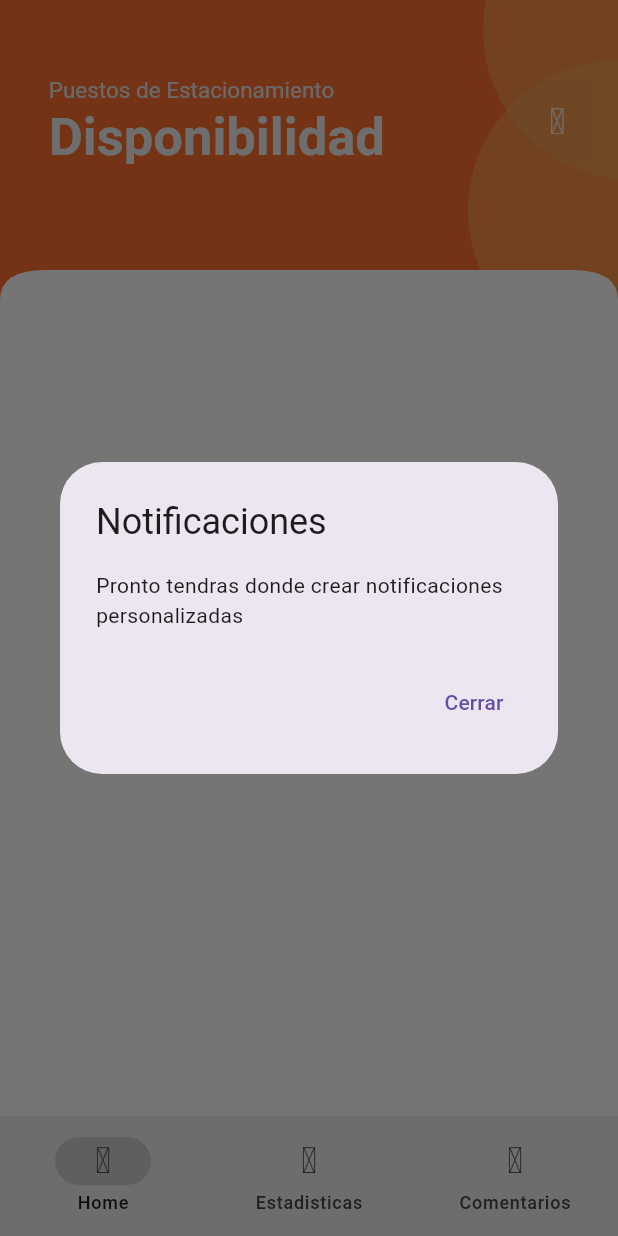
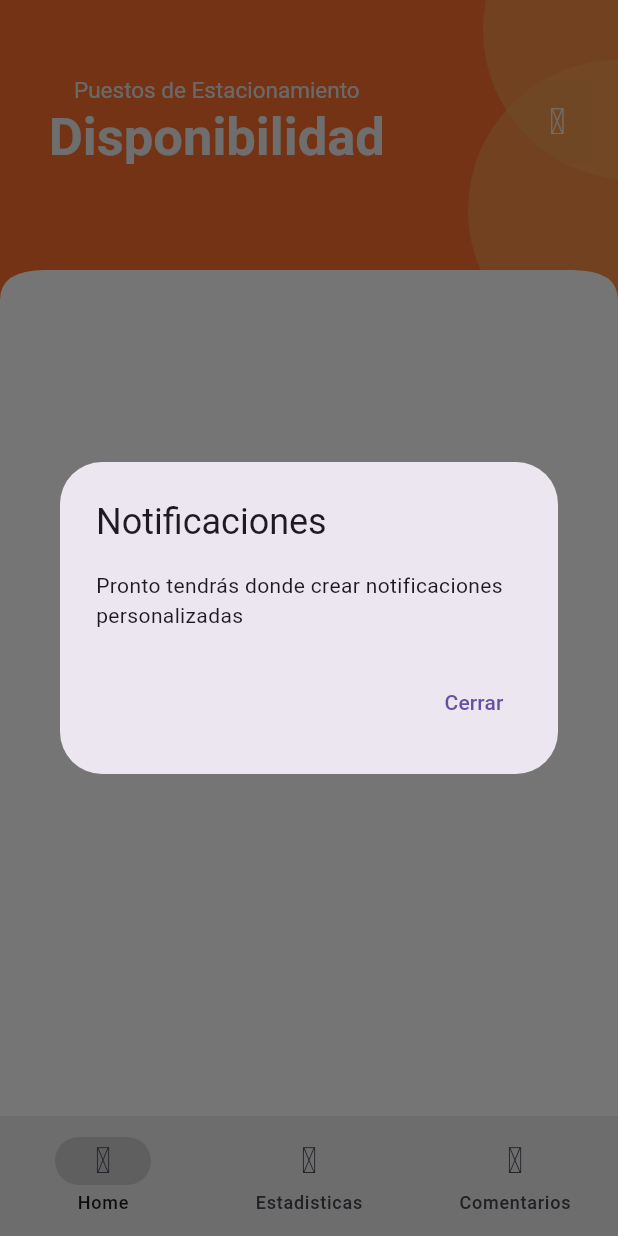
Before and after one commit to jesusmachta/U-Park, a Flutter app: the screen it shows after launch, after a tap on an icon or button, on a phone screen of 412 x 824 dp. Run offline on Flutter 3.47's test engine with Material 3 defaults, Android fonts, the light colour scheme and no system bars; our stand-ins replace fl_chart, get, iconsax_flutter, supabase_flutter; accounts and stored records are empty.

Commit message:
arregle estadisticas y el front del main

```diff
--- a/lib/views/Widgets/parking_percentage_card.dart
+++ b/lib/views/Widgets/parking_percentage_card.dart
@@ -75,8 +75,9 @@ class ParkingPercentageCard extends StatelessWidget {
 
   // Método para calcular el porcentaje
   double calculatePercentage() {
+      int validCars = currentCars > totalSpots ? totalSpots : currentCars; // Validar que los carros no superen los puestos
     if (totalSpots == 0) return 0; // Evitar división por cero
-    return (currentCars / totalSpots) * 100;
+    return (validCars / totalSpots) * 100;
   }
 
   @override
--- a/lib/views/comments_screen.dart
+++ b/lib/views/comments_screen.dart
@@ -32,7 +32,7 @@ class CommentsScreen extends StatelessWidget {
                           children: [
                             CustomAppbar(
                                 title: Column(
-                                  crossAxisAlignment: CrossAxisAlignment.start,
+                                  crossAxisAlignment: CrossAxisAlignment.center,
                                   children: [
                                     Text(
                                       "Feedback",
--- a/lib/views/home_screen.dart
+++ b/lib/views/home_screen.dart
@@ -12,7 +12,7 @@ class HomeScreen extends StatelessWidget {
   HomeScreen({super.key});
 
   final ParkingLotController controller = ParkingLotController();
-  // Dentro del body del widget debes tener un StreamBuilder para que se actualice segun los datos recibidos en tiempo real
+  // Dentro del body del widget debes tener un StreamBuilder para que se actualice según los datos recibidos en tiempo real
   // Este StreamBuilder debe tener la siguiente variable del controlador para obtener los datos
   // stream: controller.getParkingLots(),
 
@@ -20,10 +20,10 @@ class HomeScreen extends StatelessWidget {
   Widget build(BuildContext context) {
     return Scaffold(
       backgroundColor: Colors.white,
-        body: SingleChildScrollView(
-            child: Column(
+      body: Column(
+        // Se cambia a `Column` para manejar la estructura principal
         children: [
-            // Header
+          // Header (Encabezado fijo, no hace scroll)
           ClipPath(
             clipper: CustomCurvedEdges(),
             child: Container(
@@ -42,14 +42,13 @@ class HomeScreen extends StatelessWidget {
                       children: [
                         CustomAppbar(
                           title: const Column(
-                                  crossAxisAlignment: CrossAxisAlignment.start,
+                            crossAxisAlignment: CrossAxisAlignment.center,
                             children: [
                               Text(
                                 "Puestos de Estacionamiento",
                                 style: TextStyle(
                                   fontSize: 15.0,
-                                        color:
-                                            Color.fromARGB(255, 231, 229, 229),
+                                  color: Color.fromARGB(255, 231, 229, 229),
                                 ),
                               ),
                               Text(
@@ -57,8 +56,7 @@ class HomeScreen extends StatelessWidget {
                                 style: TextStyle(
                                   fontSize: 35.0,
                                   fontWeight: FontWeight.bold,
-                                        color:
-                                            Color.fromARGB(255, 241, 239, 239),
+                                  color: Color.fromARGB(255, 241, 239, 239),
                                 ),
                               )
                             ],
@@ -67,14 +65,12 @@ class HomeScreen extends StatelessWidget {
                             IconButton(
                               onPressed: () {
                                 showDialog(
-                                          // filter: ImageFilter.blur(sigmaX: 6, sigmaY: 6),
                                   context: context,
                                   builder: (BuildContext context) {
                                     return AlertDialog(
-                                              title:
-                                                  const Text('Notificaciones'),
+                                      title: const Text('Notificaciones'),
                                       content: const Text(
-                                                  'Pronto tendras donde crear notificaciones personalizadas'),
+                                          'Pronto tendrás donde crear notificaciones personalizadas'),
                                       actions: [
                                         TextButton(
                                           onPressed: () {
@@ -88,17 +84,30 @@ class HomeScreen extends StatelessWidget {
                                 );
                               },
                               icon: const Icon(Iconsax.notification,
-                                          color: Color.fromARGB(
-                                              206, 255, 255, 255)))
-                                ]),
+                                  color: Color.fromARGB(206, 255, 255, 255)),
+                            )
+                          ],
+                        ),
                       ],
                     )
                   ],
                 ),
               ),
-                )),
+            ),
+          ),
+
+          // Parte dinámica con scroll
+          Expanded(
+            child: SingleChildScrollView(
+              child: Column(
+                children: [
                   const ParkingAvailabilityWidget(),
                 ],
-        )));
+              ),
+            ),
+          ),
+        ],
+      ),
+    );
   }
 }
--- a/lib/views/stats_screen.dart
+++ b/lib/views/stats_screen.dart
@@ -35,7 +35,7 @@ class StatsScreen extends StatelessWidget {
                         children: [
                           CustomAppbar(
                               title: Column(
-                                crossAxisAlignment: CrossAxisAlignment.start,
+                                crossAxisAlignment: CrossAxisAlignment.center,
                                 children: [
                                   Text(
                                     "Estacionamientos",
```
Also changed, not shown: pubspec.lock, 3 other files. Lines whose indentation alone changed are shown as unchanged.
